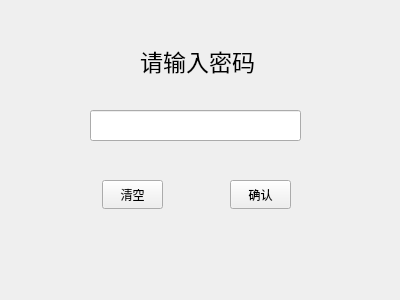
First picture: the form in enterpassword.ui, repository kagura114/NetCard, before the edit.
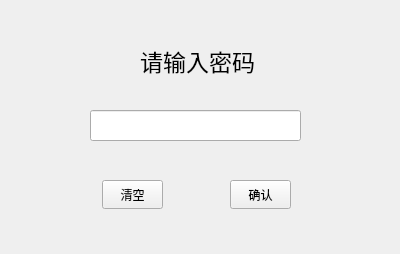
Second picture: the form after the edit.

Diff of the .ui file:
```diff
--- a/enterpassword.ui
+++ b/enterpassword.ui
@@ -7,7 +7,7 @@
     <x>0</x>
     <y>0</y>
     <width>400</width>
-    <height>300</height>
+    <height>254</height>
    </rect>
   </property>
   <property name="windowTitle">
```
Left out of the diff: 19 changed lines with no effect on the pictures.
